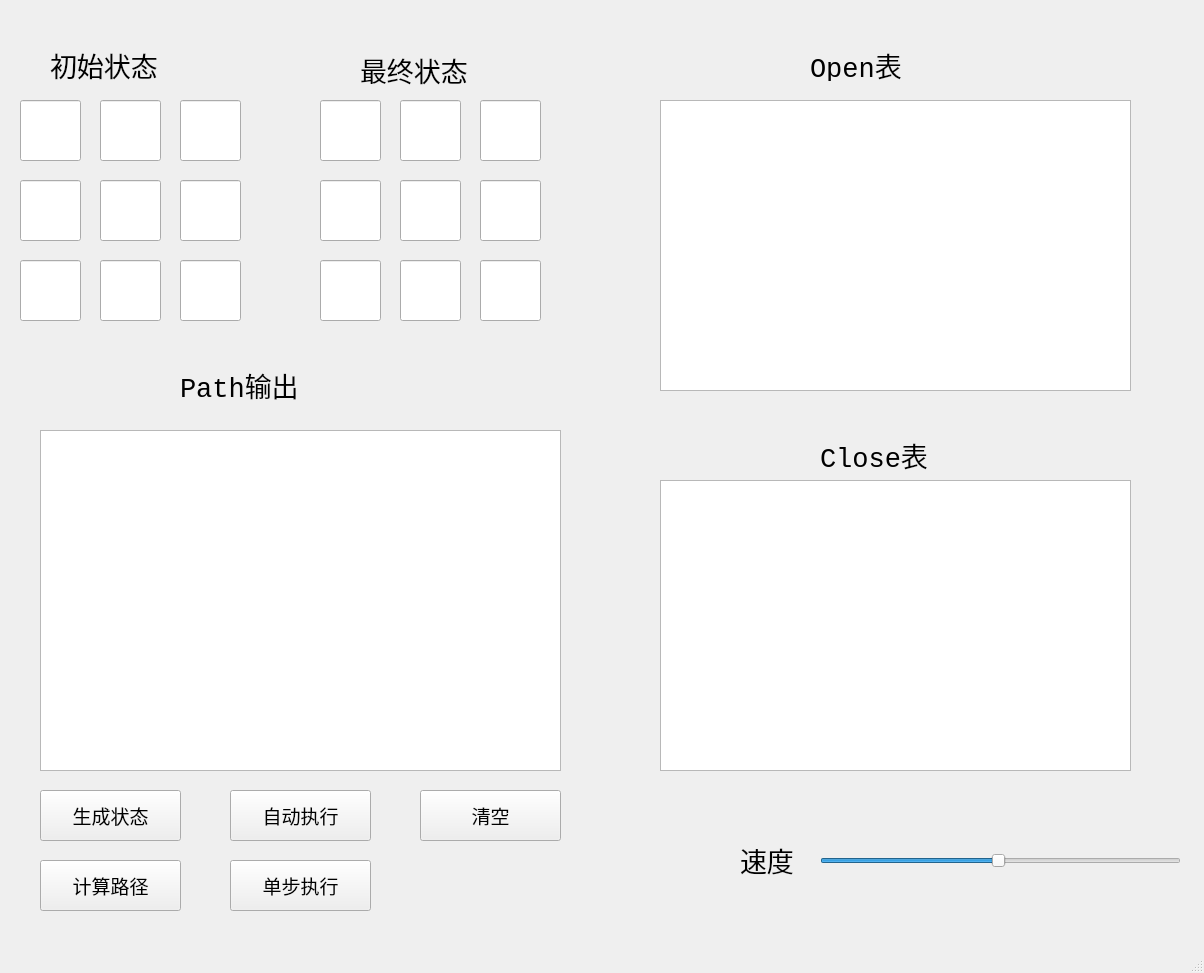
Before: the Qt Designer form mainwindow.ui in dalao-li/Bashuma, drawn with Qt 5.
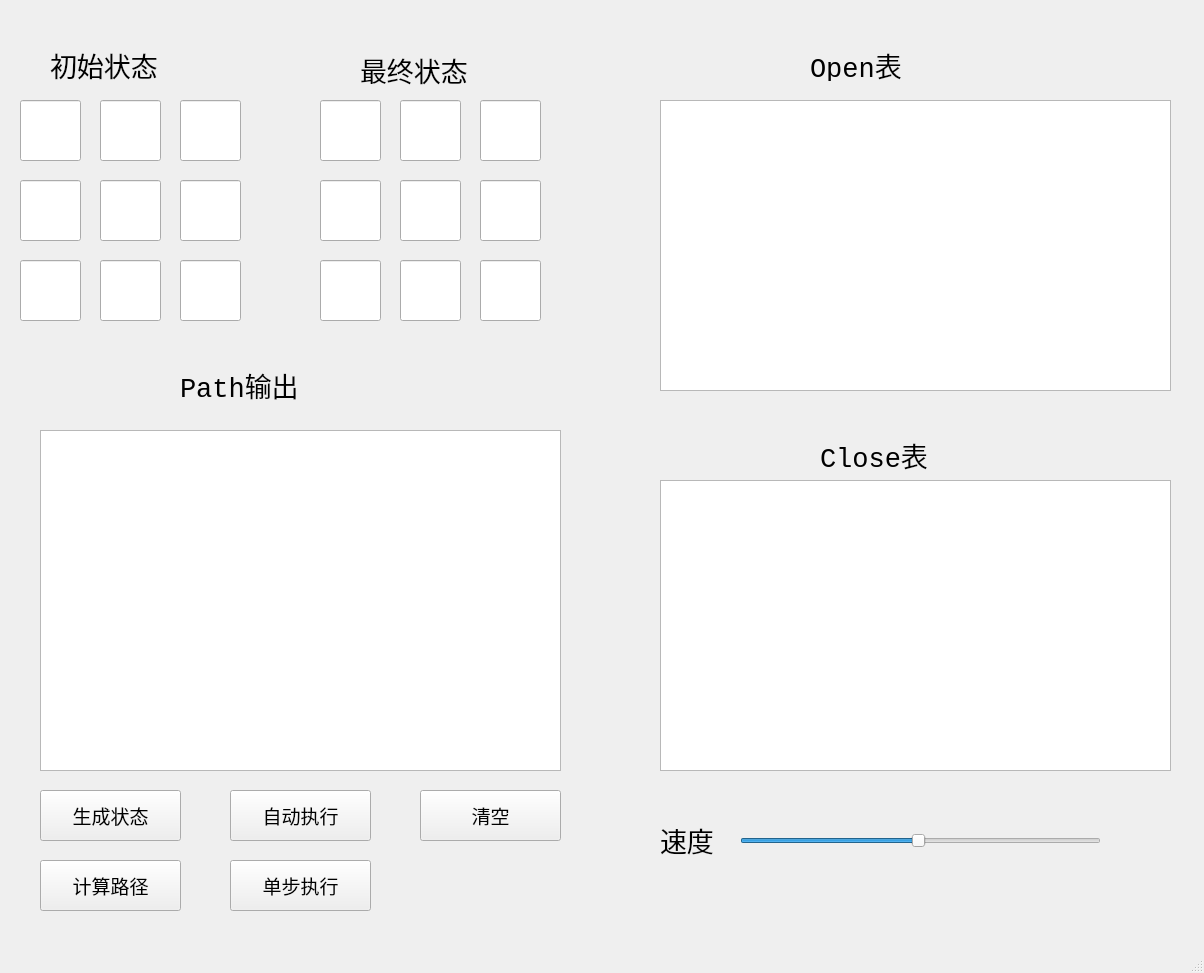
After: the same form once the commit is applied.

Diff of the .ui file:
```diff
--- a/mainwindow.ui
+++ b/mainwindow.ui
@@ -19,7 +19,7 @@
      <rect>
       <x>660</x>
       <y>100</y>
-      <width>471</width>
+      <width>511</width>
       <height>291</height>
      </rect>
     </property>
@@ -35,7 +35,7 @@
      <rect>
       <x>660</x>
       <y>480</y>
-      <width>471</width>
+      <width>511</width>
       <height>291</height>
      </rect>
     </property>
@@ -578,8 +578,8 @@
    <widget class="QSlider" name="horizontalSlider">
     <property name="geometry">
      <rect>
-      <x>820</x>
-      <y>820</y>
+      <x>740</x>
+      <y>800</y>
       <width>361</width>
       <height>81</height>
      </rect>
@@ -631,8 +631,8 @@
    <widget class="QLabel" name="label_7">
     <property name="geometry">
      <rect>
-      <x>740</x>
-      <y>840</y>
+      <x>660</x>
+      <y>820</y>
       <width>81</width>
       <height>41</height>
      </rect>
```
Left out of the diff: 10 changed lines with no effect on the pictures.
